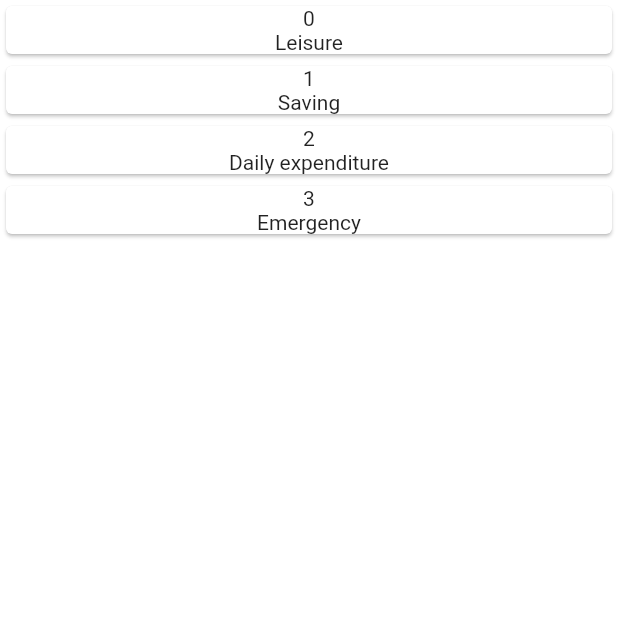
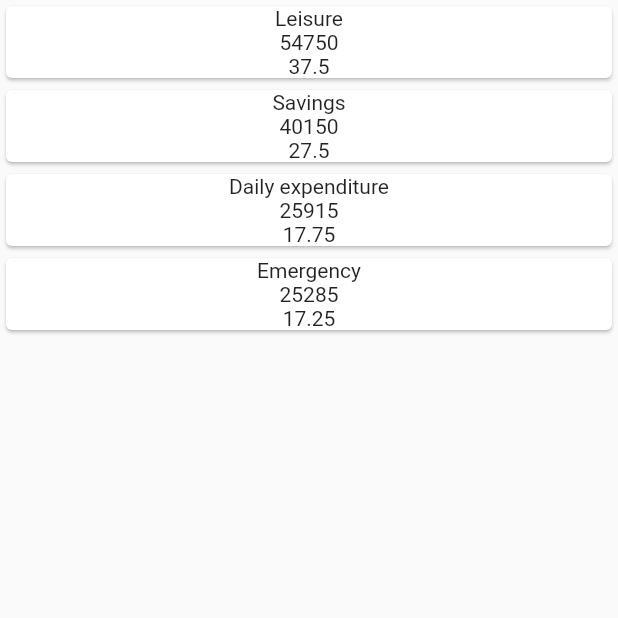
Before and after one commit to RichardMbingi/proportions, a Flutter app: the screen it shows after launch, on a phone screen of 412 x 824 dp, the top half of it. Run offline on Flutter 3.47's test engine with Material 2 defaults, Android fonts, the phone set to English and light mode, and no system bars.

Commit message:
Display category list

```diff
--- a/lib/src/models/category_model.dart
+++ b/lib/src/models/category_model.dart
@@ -1,6 +1,6 @@
 class Category {
   String category_name;
-  double amount;
+  int amount;
   double percentage;
 
   Category(this.category_name, this.amount, this.percentage);
--- /dev/null
+++ b/lib/src/models/models.dart
@@ -0,0 +1 @@
+export 'category_model.dart';
--- a/lib/src/screens/home.dart
+++ b/lib/src/screens/home.dart
@@ -2,13 +2,22 @@ import 'package:flutter/material.dart';
 import 'package:proportions/src/widgets/category_card.dart';
 
 class HomeScreen extends StatelessWidget {
-
   @override
   Widget build(BuildContext context) {
-    return Container(
-      child: new ListView.builder(
-        itemCount: categoryList.length,
-        itemBuilder: (BuildContext context, int index) => buildCategoryCard(context, index)
+    return new Scaffold(
+      body: Column(
+        mainAxisAlignment: MainAxisAlignment.start,
+        crossAxisAlignment: CrossAxisAlignment.start,
+        children: <Widget>[
+
+          Flexible(
+            child: ListView.builder(
+              itemCount: categoryList.length,
+              itemBuilder: (BuildContext context, int index) =>
+                  buildCategoryCard(context, index),
+            ),
+          ),
+        ],
       ),
     );
   }
--- a/lib/src/widgets/category_card.dart
+++ b/lib/src/widgets/category_card.dart
@@ -1,15 +1,25 @@
 import 'package:flutter/material.dart';
-import '../screens/screens.dart';
+import '../models/models.dart';
 
-final List<String> categoryList = [
-  "Leisure","Saving","Daily expenditure","Emergency"
+final List<Category> categoryList = [
+  Category("Leisure", 54750, 37.5),
+  Category("Savings", 40150, 27.5),
+  Category("Daily expenditure", 25915, 17.75),
+  Category("Emergency", 25285, 17.25),
 ];
 
 Widget buildCategoryCard(BuildContext context, int index) {
+
+final category = categoryList[index];
+
   return Container(
     child: Card(
       child: Column(
-        children: <Widget>[Text(index.toString()), Text(categoryList[index])],
+        children: <Widget>[
+          Text(category.category_name),
+          Text(category.amount.toString()),
+          Text(category.percentage.toString())
+        ],
       ),
     ),
   );
```
